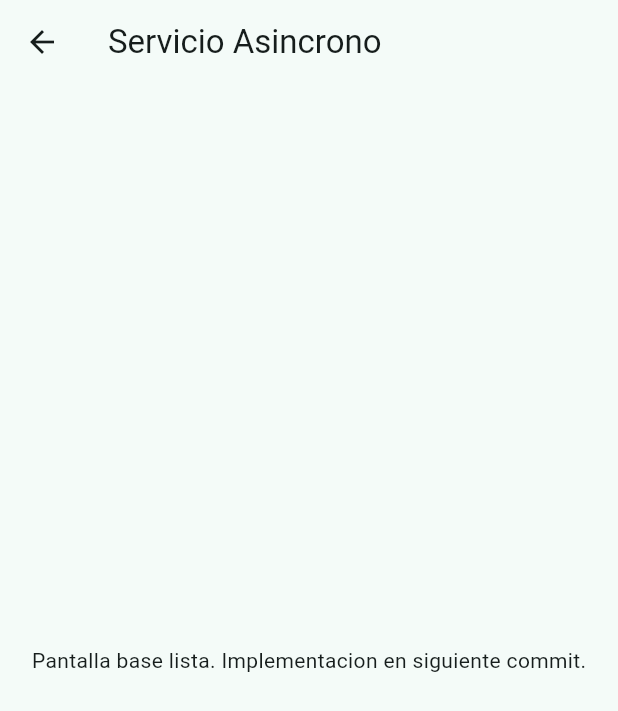
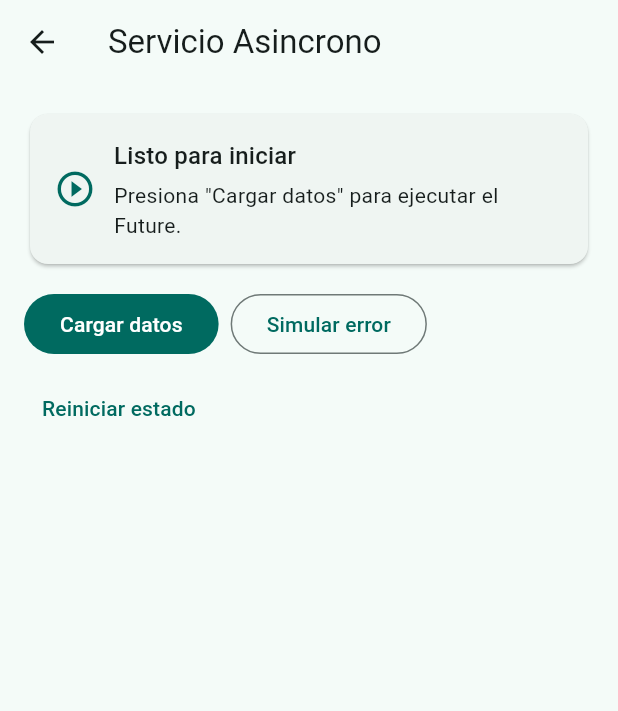
Before and after one commit to Moon345x/Taller-3-Asincronia, a Flutter app: the AsyncDemoView screen opened by its route, on a phone screen of 412 x 824 dp. Shown: the top 711 px of the screen. Run offline on Flutter 3.47's test engine with Material 3 defaults, Android fonts, the phone set to English and light mode, and no system bars.

Commit message:
feat(async-view): UI de estados asíncronos con manejo de error y reintento

```diff
--- a/taller_asincronia/lib/views/async/async_demo_view.dart
+++ b/taller_asincronia/lib/views/async/async_demo_view.dart
@@ -1,17 +1,176 @@
 import 'package:flutter/material.dart';
+import 'package:taller_asincronia/logic/async/async_demo_controller.dart';
 
-class AsyncDemoView extends StatelessWidget {
+class AsyncDemoView extends StatefulWidget {
   const AsyncDemoView({super.key});
 
   static const routeName = '/async';
 
   @override
+  State<AsyncDemoView> createState() => _AsyncDemoViewState();
+}
+
+class _AsyncDemoViewState extends State<AsyncDemoView> {
+  final AsyncDemoController _controller = AsyncDemoController();
+  AsyncDemoState _state = AsyncDemoState.initial;
+
+  Future<void> _loadData({bool forceError = false}) async {
+    setState(() {
+      _state = const AsyncDemoState(status: AsyncStatus.loading);
+    });
+
+    final nextState = await _controller.loadData(forceError: forceError);
+    if (!mounted) {
+      return;
+    }
+
+    setState(() {
+      _state = nextState;
+    });
+  }
+
+  void _reset() {
+    _controller.reset();
+    setState(() {
+      _state = AsyncDemoState.initial;
+    });
+  }
+
+  @override
   Widget build(BuildContext context) {
     return Scaffold(
       appBar: AppBar(title: const Text('Servicio Asincrono')),
-      body: const Center(
-        child: Text('Pantalla base lista. Implementacion en siguiente commit.'),
+      body: Padding(
+        padding: const EdgeInsets.all(16),
+        child: Column(
+          crossAxisAlignment: CrossAxisAlignment.stretch,
+          children: [
+            Card(
+              child: Padding(
+                padding: const EdgeInsets.all(16),
+                child: _StatusContent(state: _state),
+              ),
+            ),
+            const SizedBox(height: 12),
+            Wrap(
+              spacing: 8,
+              runSpacing: 8,
+              children: [
+                FilledButton(
+                  onPressed: _state.status == AsyncStatus.loading
+                      ? null
+                      : () => _loadData(),
+                  child: const Text('Cargar datos'),
+                ),
+                OutlinedButton(
+                  onPressed: _state.status == AsyncStatus.loading
+                      ? null
+                      : () => _loadData(forceError: true),
+                  child: const Text('Simular error'),
+                ),
+                TextButton(
+                  onPressed: _state.status == AsyncStatus.loading
+                      ? null
+                      : _reset,
+                  child: const Text('Reiniciar estado'),
+                ),
+              ],
+            ),
+            const SizedBox(height: 8),
+            if (_state.status == AsyncStatus.error)
+              Align(
+                alignment: Alignment.centerLeft,
+                child: FilledButton.tonal(
+                  onPressed: () => _loadData(),
+                  child: const Text('Reintentar'),
+                ),
+              ),
+          ],
+        ),
       ),
     );
   }
 }
+
+class _StatusContent extends StatelessWidget {
+  const _StatusContent({required this.state});
+
+  final AsyncDemoState state;
+
+  @override
+  Widget build(BuildContext context) {
+    switch (state.status) {
+      case AsyncStatus.idle:
+        return const _StatusMessage(
+          title: 'Listo para iniciar',
+          description: 'Presiona "Cargar datos" para ejecutar el Future.',
+          icon: Icons.play_circle_outline,
+        );
+      case AsyncStatus.loading:
+        return const Row(
+          children: [
+            SizedBox(
+              width: 24,
+              height: 24,
+              child: CircularProgressIndicator(strokeWidth: 2.8),
+            ),
+            SizedBox(width: 12),
+            Expanded(
+              child: Text('Cargando... esperando respuesta simulada (2-3s).'),
+            ),
+          ],
+        );
+      case AsyncStatus.success:
+        return _StatusMessage(
+          title: 'Exito',
+          description: state.data ?? 'Sin datos',
+          icon: Icons.check_circle_outline,
+          color: Colors.green,
+        );
+      case AsyncStatus.error:
+        return _StatusMessage(
+          title: 'Error',
+          description: state.errorMessage ?? 'Error desconocido',
+          icon: Icons.error_outline,
+          color: Colors.red,
+        );
+    }
+  }
+}
+
+class _StatusMessage extends StatelessWidget {
+  const _StatusMessage({
+    required this.title,
+    required this.description,
+    required this.icon,
+    this.color,
+  });
+
+  final String title;
+  final String description;
+  final IconData icon;
+  final Color? color;
+
+  @override
+  Widget build(BuildContext context) {
+    final foreground = color ?? Theme.of(context).colorScheme.primary;
+
+    return Row(
+      children: [
+        Icon(icon, color: foreground, size: 28),
+        const SizedBox(width: 12),
+        Expanded(
+          child: Column(
+            crossAxisAlignment: CrossAxisAlignment.start,
+            mainAxisSize: MainAxisSize.min,
+            children: [
+              Text(title, style: Theme.of(context).textTheme.titleMedium),
+              const SizedBox(height: 4),
+              Text(description),
+            ],
+          ),
+        ),
+      ],
+    );
+  }
+}
```
